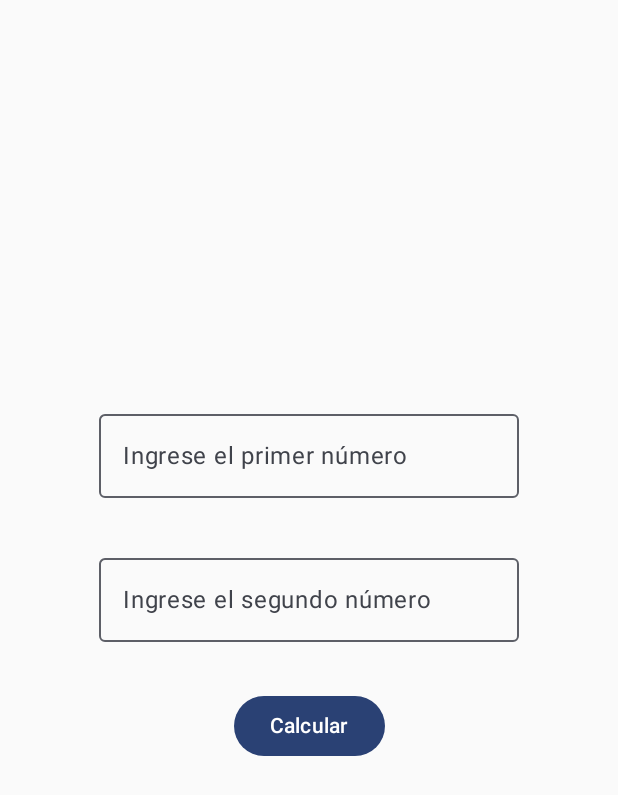
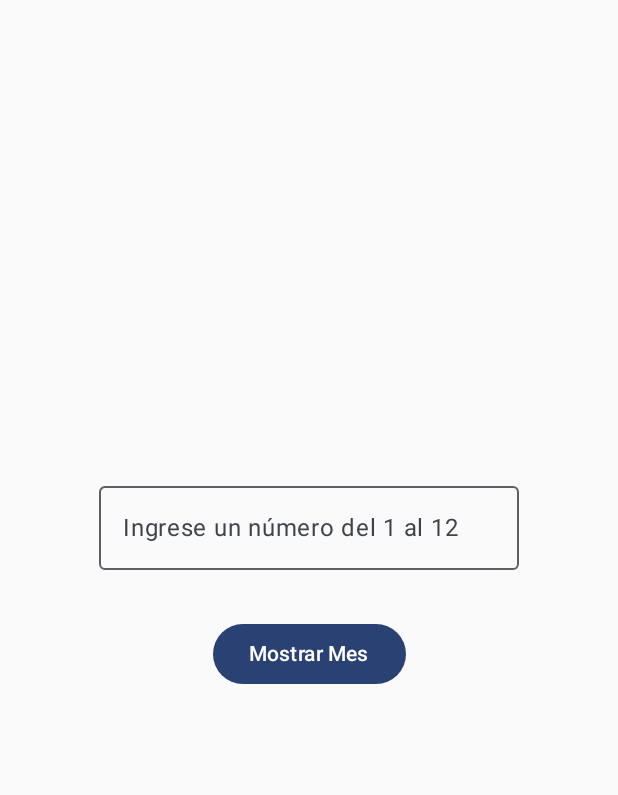
Before and after one commit to Antonyjr99/EC1, an Android app built with Jetpack Compose: the screen it shows after launch (MainActivity), on a phone screen of 412 x 824 dp. Shown: the top 795 px of the screen. Run offline under Robolectric (Android 15) with nearby library versions, the phone set to English and light mode, and no system bars.

Commit message:
Ejercicio 3 realizado con exito

```diff
--- a/app/src/main/java/pe/iedu/idat/ec_01/MainActivity.kt
+++ b/app/src/main/java/pe/iedu/idat/ec_01/MainActivity.kt
@@ -19,7 +19,7 @@ class MainActivity : ComponentActivity() {
         enableEdgeToEdge()
         setContent {
             EC_01Theme {
-                OperacionesScreen()
+                MesScreen()
             }
         }
     }
--- /dev/null
+++ b/app/src/main/java/pe/iedu/idat/ec_01/MesScreen.kt
@@ -0,0 +1,53 @@
+package pe.iedu.idat.ec_01
+
+import androidx.compose.foundation.layout.*
+import androidx.compose.foundation.text.KeyboardOptions
+import androidx.compose.material3.*
+import androidx.compose.runtime.*
+import androidx.compose.ui.Alignment
+import androidx.compose.ui.Modifier
+import androidx.compose.ui.text.input.KeyboardType
+import androidx.compose.ui.unit.dp
+
+@Composable
+fun MesScreen() {
+    var numeroMes by remember { mutableStateOf("") }
+    var mesEnLetras by remember { mutableStateOf("") }
+
+    val meses = listOf(
+        "Enero", "Febrero", "Marzo", "Abril", "Mayo", "Junio",
+        "Julio", "Agosto", "Septiembre", "Octubre", "Noviembre", "Diciembre"
+    )
+
+    Column(
+        modifier = Modifier.fillMaxSize(),
+        verticalArrangement = Arrangement.Center,
+        horizontalAlignment = Alignment.CenterHorizontally
+    ) {
+        OutlinedTextField(
+            value = numeroMes,
+            onValueChange = { numeroMes = it },
+            label = { Text("Ingrese un número del 1 al 12") },
+            keyboardOptions = KeyboardOptions(keyboardType = KeyboardType.Number),
+            modifier = Modifier.padding(16.dp)
+        )
+
+        Button(
+            onClick = {
+                val numero = numeroMes.toIntOrNull()
+                mesEnLetras = if (numero != null && numero in 1..12) {
+                    "Mes: ${meses[numero - 1]}"
+                } else {
+                    "Número no válido"
+                }
+            },
+            modifier = Modifier.padding(16.dp)
+        ) {
+            Text("Mostrar Mes")
+        }
+
+        Spacer(modifier = Modifier.height(16.dp))
+
+        Text(text = mesEnLetras, style = MaterialTheme.typography.headlineSmall)
+    }
+}
```
